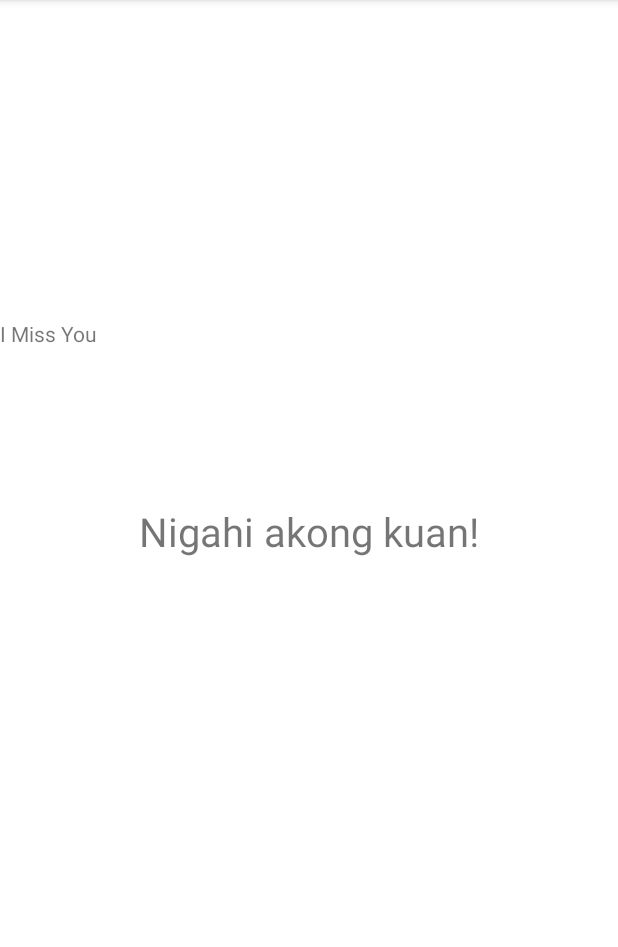
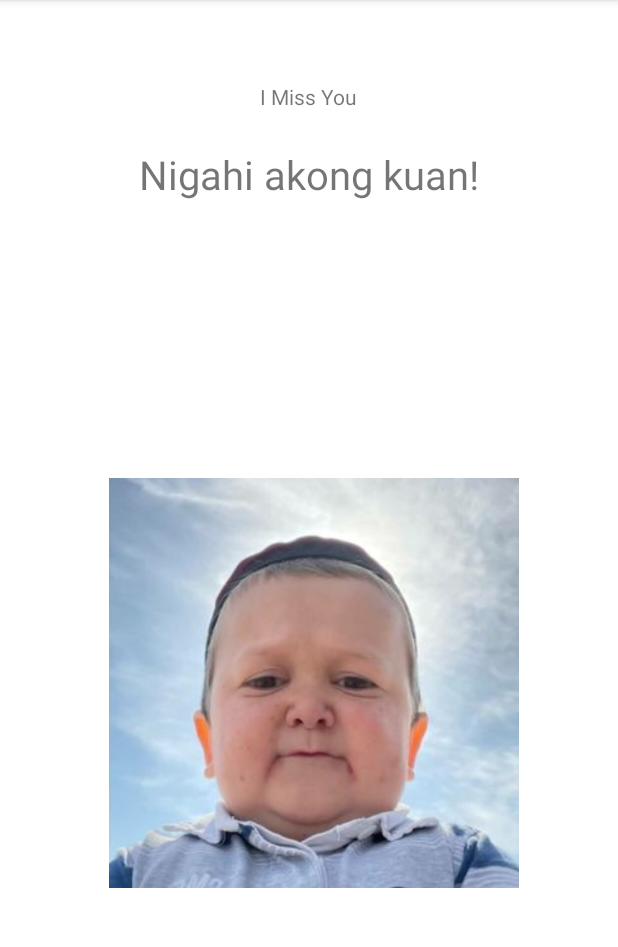
Before and after one commit to PocariNoSweat/Lim_MyFirstApp, an Android app: the screen it shows after launch (MainActivity), on a phone screen of 412 x 824 dp, the part 84-1031 px from its top. Run offline under Robolectric (Android 15) with nearby library versions, the phone set to English and light mode, and no system bars.

Commit message:
I added a picture

```diff
--- a/app/src/main/res/layout/activity_main.xml
+++ b/app/src/main/res/layout/activity_main.xml
@@ -16,16 +16,28 @@
         app:layout_constraintLeft_toLeftOf="parent"
         app:layout_constraintRight_toRightOf="parent"
         app:layout_constraintTop_toTopOf="parent"
-        app:layout_constraintVertical_bias="0.459" />
+        app:layout_constraintVertical_bias="0.134" />
 
     <TextView
         android:id="@+id/Imissyou"
         android:layout_width="wrap_content"
         android:layout_height="wrap_content"
-        android:layout_marginBottom="104dp"
+        android:layout_marginBottom="24dp"
         android:text="@string/toptext"
         app:layout_constraintBottom_toTopOf="@+id/HelloOten"
-        tools:layout_editor_absoluteX="173dp" />
+        app:layout_constraintEnd_toEndOf="parent"
+        app:layout_constraintStart_toStartOf="parent" />
+
+    <ImageView
+        android:id="@+id/imageView"
+        android:layout_width="349dp"
+        android:layout_height="273dp"
+        android:layout_marginEnd="28dp"
+        android:layout_marginBottom="176dp"
+        app:layout_constraintBottom_toBottomOf="parent"
+        app:layout_constraintEnd_toEndOf="parent"
+        app:srcCompat="@drawable/hasbullah"
+        tools:ignore="ImageContrastCheck" />
 
 
 </androidx.constraintlayout.widget.ConstraintLayout>
```
Also changed, not shown: app/src/main/res/drawable/biceps.jpg (renamed from app/src/main/res/drawable/strong-biceps-on-white-background-260nw-81248260.jpg), app/src/main/res/drawable/biceps2.png (renamed from app/src/main/res/drawable/634-6343275_muscle-arm-png-background-images-barechested-transparent-png.png), app/src/main/res/drawable/hasbullah.jpg (renamed from app/src/main/res/drawable/hasbullah.magomedov-ab94b4d2ccf54dd72962d6fa4af03a71_hd (1).jpg), app/src/main/res/drawable/legs.jpg (renamed from app/src/main/res/drawable/1316263.jpg).
